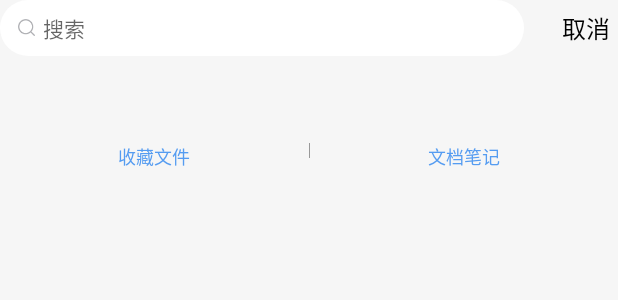
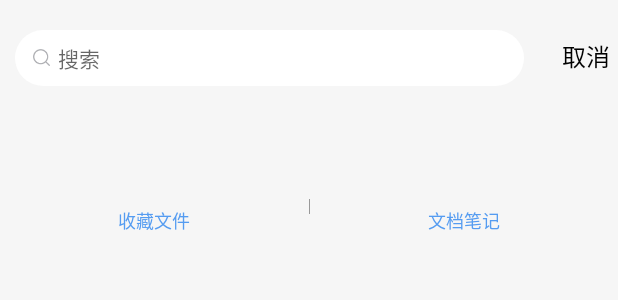
Before and after one commit to BaoTaoGitHub/ShowPro, an Android app: the layout activity_search.xml on its own in the app's theme, with its tools: preview values and no code run, on a phone screen of 412 x 824 dp. Shown: the top 300 px of the screen. Run offline under Robolectric (Android 15) with nearby library versions, the phone set to English and light mode, and no system bars.

Commit message:
更新2021/02/27

```diff
--- a/app/src/main/java/com/reptile/show/project/mvp/ui/fragment/HomeFragment.java
+++ b/app/src/main/java/com/reptile/show/project/mvp/ui/fragment/HomeFragment.java
@@ -63,6 +63,8 @@ public class HomeFragment extends BaseFragment<HomePresenter> implements HomeCon
     RecyclerView mRecycle_list;
     @BindView(R.id.ll_search)
     LinearLayout mLl_search;
+
+    static TextView mTv_popup_title;
 
     @Inject
     HomeAdapter mAdapter;
@@ -200,7 +202,6 @@ public class HomeFragment extends BaseFragment<HomePresenter> implements HomeCon
         }
     }
 
-    static TextView mTv_popup_title;
 
     @Override
     public void onItemLongClick(@NonNull View view, int viewType, @NonNull Object data, int position) {
--- a/app/src/main/res/layout/activity_search.xml
+++ b/app/src/main/res/layout/activity_search.xml
@@ -11,6 +11,8 @@
         android:layout_width="match_parent"
         android:layout_height="wrap_content"
         android:gravity="center_vertical"
+        android:paddingLeft="@dimen/dimen_10_dp"
+        android:paddingTop="@dimen/dimen_20_dp"
         >
 
         <LinearLayout
@@ -42,6 +44,7 @@
                 android:textSize="@dimen/dimen_14_sp"
                 android:paddingTop="@dimen/dimen_8_dp"
                 android:paddingBottom="@dimen/dimen_8_dp"
+                android:imeOptions="actionSearch"
                 />
         </LinearLayout>
         <TextView
@@ -51,6 +54,7 @@
             android:text="@string/cancel"
             style="@style/AppTheme.TitleTextStyle"
             android:padding="@dimen/dimen_5_dp"
+            android:layout_marginTop="@dimen/dimen_20_dp"
             android:layout_alignParentRight="true"
             android:layout_centerVertical="true"
             />
@@ -95,6 +99,7 @@
                 android:text="@string/collect_files"
                 style="@style/AppTheme.NormalSmallTextStyle"
                 android:layout_gravity="center"
+                android:padding="@dimen/dimen_5_dp"
                 />
         </FrameLayout>
 
@@ -117,6 +122,7 @@
                 android:text="@string/document_notes"
                 style="@style/AppTheme.NormalSmallTextStyle"
                 android:layout_gravity="center"
+                android:padding="@dimen/dimen_5_dp"
                 />
         </FrameLayout>
     </LinearLayout>
```
Also changed, not shown: app/src/main/java/com/reptile/show/project/mvp/ui/activity/SearchActivity.java (+36 -2 lines).
